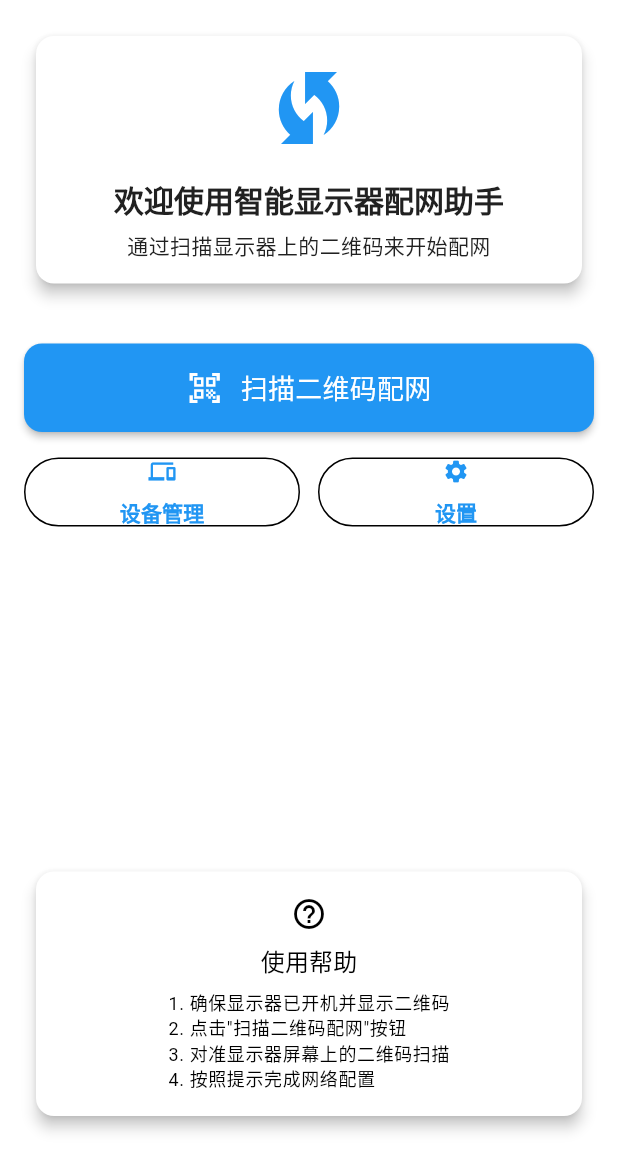
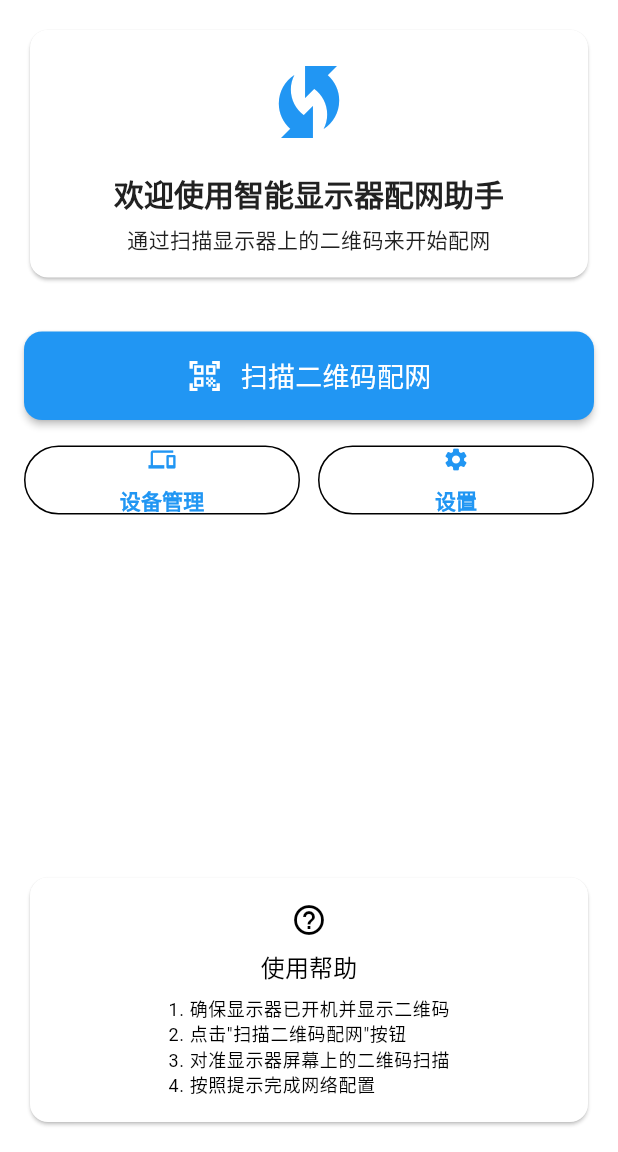
Before and after one commit to sihai-org/SmartDisplayMobile, a Flutter app: the screen it shows after launch, on a phone screen of 412 x 824 dp, the part 84-1236 px from its top. Run offline on Flutter 3.47's test engine with Material 3 defaults, Android fonts, the phone set to English and light mode, and no system bars; our stand-ins replace equatable, flutter_riverpod, go_router.

Commit message:
Fix iOS build and document current progress
- Temporarily disable flutter_reactive_ble and flutter_secure_storage for iOS compatibility
- Remove CardTheme configuration to fix type compatibility issues
- Successfully build and run app on iPhone 16 Plus simulator
- Document current development status in CLAUDE.md
- Core architecture (Clean Architecture, Riverpod, go_router, Material 3) fully functional

🤖 Generated with [Claude Code](https://claude.ai/code)

Co-Authored-By: Claude <noreply@anthropic.com>

```diff
--- a/lib/core/theme/app_theme.dart
+++ b/lib/core/theme/app_theme.dart
@@ -74,14 +74,6 @@ class AppTheme {
       ),
     ),
 
-    // Card Theme
-    cardTheme: CardTheme(
-      elevation: 4,
-      shape: RoundedRectangleBorder(
-        borderRadius: BorderRadius.circular(AppConstants.defaultBorderRadius),
-      ),
-      margin: const EdgeInsets.all(8),
-    ),
 
     // Input Decoration Theme
     inputDecorationTheme: InputDecorationTheme(
```
Also changed, not shown: pubspec.yaml (+4 -5 lines), 1 other file.
